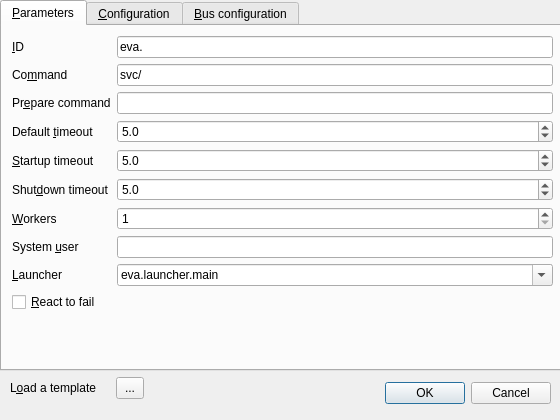
Old version of the form ui/svc_edit.ui in the repository eva-ics/ecmui.
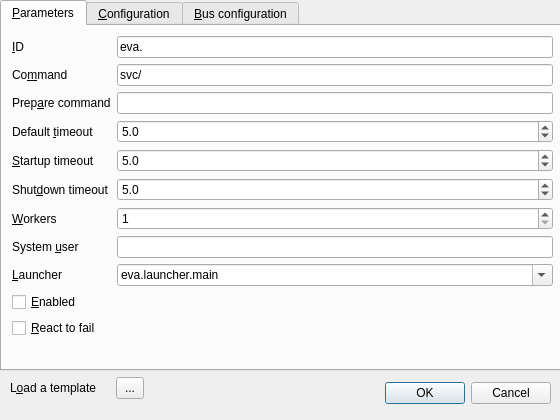
New version of the form. Icons and pictures are not drawn.

Commit message: enable/disable svc

```diff
--- a/ui/svc_edit.ui
+++ b/ui/svc_edit.ui
@@ -114,7 +114,7 @@
       <item row="2" column="0">
        <widget class="QLabel" name="label_3">
         <property name="text">
-         <string>Pr&amp;epare command</string>
+         <string>Prep&amp;are command</string>
         </property>
         <property name="buddy">
          <cstring>i_prepare_command</cstring>
@@ -202,7 +202,7 @@
         </property>
        </widget>
       </item>
-      <item row="9" column="0">
+      <item row="10" column="0">
        <widget class="QCheckBox" name="i_react_to_fail">
         <property name="text">
          <string>&amp;React to fail</string>
@@ -261,6 +261,13 @@
         </property>
        </widget>
       </item>
+      <item row="9" column="0">
+       <widget class="QCheckBox" name="i_enabled">
+        <property name="text">
+         <string>&amp;Enabled</string>
+        </property>
+       </widget>
+      </item>
      </layout>
     </widget>
    </widget>
```
The commit also changes 2 other files.
